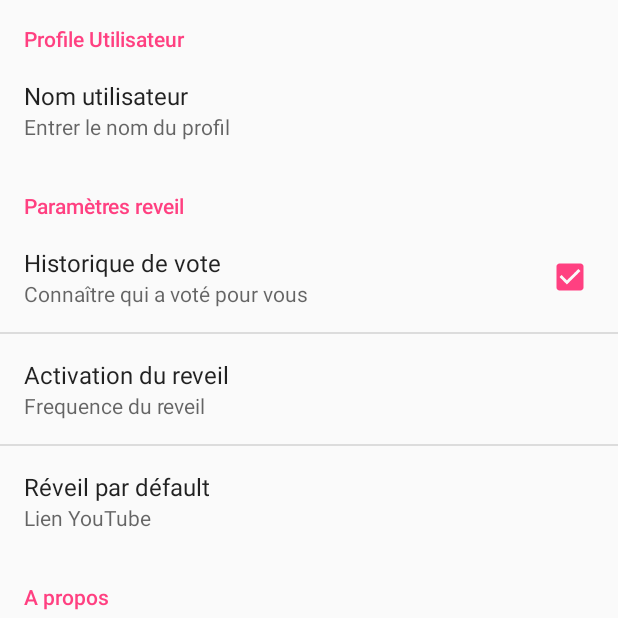
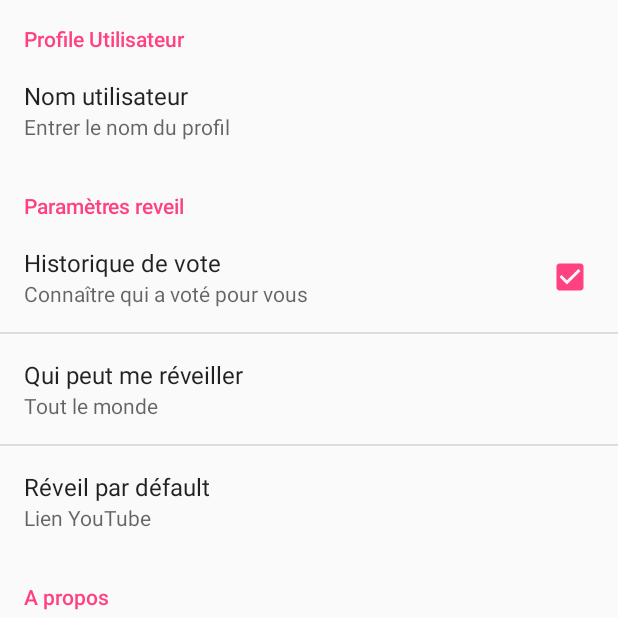
Before and after one commit to Ektoplasma/WakeMeUp, an Android app: the SettingsActivity screen opened directly, with no data from a screen before it, after a tap on "Historique de vote", on a phone screen of 412 x 824 dp, the top half of it. Run offline under Robolectric (Android 15) with nearby library versions, the phone set to English and light mode, and no system bars.

Commit message:
Settings_page

```diff
--- a/app/build.gradle
+++ b/app/build.gradle
@@ -26,5 +26,5 @@ dependencies {
     compile 'com.android.support:design:24.0.0'
     compile files('libs/YouTubeAndroidPlayerApi.jar')
     compile 'com.google.android.gms:play-services-appindexing:8.1.0'
-    compile project(":volley")
+    compile 'com.android.volley:volley:1.0.0'
 }
--- a/app/src/main/java/com/wakemeup/ektoplasma/valou/wakemeup/SettingsActivity.java
+++ b/app/src/main/java/com/wakemeup/ektoplasma/valou/wakemeup/SettingsActivity.java
@@ -1,18 +1,53 @@
 package com.wakemeup.ektoplasma.valou.wakemeup;
 
+import android.content.SharedPreferences;
 import android.os.Bundle;
+import android.preference.EditTextPreference;
+import android.preference.ListPreference;
+import android.preference.Preference;
 import android.preference.PreferenceActivity;
 
 /**
  * Created by Valentin on 11/08/2016.
  */
-public class SettingsActivity extends PreferenceActivity {
+public class SettingsActivity extends PreferenceActivity implements
+        SharedPreferences.OnSharedPreferenceChangeListener {
 
     @Override
     public void onCreate(Bundle savedInstanceState) {
         super.onCreate(savedInstanceState);
 
         addPreferencesFromResource(R.xml.settings_screen);
+        SharedPreferences sp = getPreferenceScreen().getSharedPreferences();
+        EditTextPreference editTextPref = (EditTextPreference) findPreference("prefReveilDefault");
+        editTextPref
+                .setSummary(sp.getString("prefReveilDefault", "Lien YouTube"));
 
     }
+
+    protected void onResume() {
+        super.onResume();
+        getPreferenceScreen().getSharedPreferences()
+                .registerOnSharedPreferenceChangeListener(this);
+    }
+
+    protected void onPause() {
+        super.onPause();
+        getPreferenceScreen().getSharedPreferences()
+                .unregisterOnSharedPreferenceChangeListener(this);
+    }
+
+    public void onSharedPreferenceChanged(SharedPreferences sharedPreferences,
+                                          String key) {
+        Preference pref = findPreference(key);
+        if (pref instanceof EditTextPreference) {
+            EditTextPreference etp = (EditTextPreference) pref;
+            pref.setSummary(etp.getText());
+        }
+        else if (pref instanceof ListPreference) {
+            ListPreference listp = (ListPreference) pref;
+            pref.setSummary(listp.getEntry());
+        }
+    }
+
 }
--- a/app/src/main/res/values/arrays.xml
+++ b/app/src/main/res/values/arrays.xml
@@ -1,16 +1,14 @@
 <?xml version="1.0" encoding="utf-8"?>
 <resources>
-    <string-array name="syncFrequency">
-        <item name="1">Une fois</item>
-        <item name="7">Une fois par semaine</item>
-        <item name="3">Une fois par an</item>
-        <item name="0">Jamais (Activation manuelle)</item>
+    <string-array name="syncWhoWakeMe">
+        <item name="1">Tout le monde</item>
+        <item name="2">Mes amis</item>
+        <item name="3">Seulement moi</item>
     </string-array>
-    <string-array name="syncFrequencyValues">
+    <string-array name="syncWhoWakeMeValues">
         <item name="1">1</item>
-        <item name="7">7</item>
-        <item name="30">30</item>
-        <item name="0">0</item>
+        <item name="2">2</item>
+        <item name="3">3</item>
     </string-array>
 
 </resources>
--- a/app/src/main/res/values/strings.xml
+++ b/app/src/main/res/values/strings.xml
@@ -2,7 +2,8 @@
     <string name="app_name">WakeMeUp</string>
     <string name="action_settings">Settings</string>
     <string name="section_format">Hello World from section: %1$d</string>
-    <string name="hostname_server">valoulou.ddns.net</string>
+   <!-- <string name="hostname_server">valoulou.ddns.net</string>-->
+    <string name="hostname_server">192.168.45.72</string>
 
     <string name="menu_settings">Settings</string>
     <string name="title_activity_main">MainActivity</string>
@@ -10,8 +11,8 @@
 
     <string name="pref_history">Historique de vote</string>
     <string name="pref_history_summary">Connaître qui a voté pour vous</string>
-    <string name="pref_sync_frequency">Activation du reveil</string>
-    <string name="pref_sync_frequency_summary">Frequence du reveil</string>
+    <string name="pref_whowakeme">Qui peut me réveiller</string>
+    <string name="pref_whowakeme_summary">Autorisation</string>
     <string name="pref_user_name">Nom utilisateur</string>
     <string name="pref_user_name_summary">Entrer le nom du profil</string>
     <string name="pref_reveil_default">Réveil par défault</string>
--- a/app/src/main/res/xml/settings_screen.xml
+++ b/app/src/main/res/xml/settings_screen.xml
@@ -17,11 +17,12 @@
         </CheckBoxPreference>
 
         <ListPreference
-            android:key="prefSyncFrequency"
-            android:entries="@array/syncFrequency"
-            android:summary="@string/pref_sync_frequency_summary"
-            android:entryValues="@array/syncFrequencyValues"
-            android:title="@string/pref_sync_frequency" />
+            android:key="prefWhoWakeMe"
+            android:entries="@array/syncWhoWakeMe"
+            android:entryValues="@array/syncWhoWakeMeValues"
+            android:defaultValue="1"
+            android:summary="Tout le monde"
+            android:title="@string/pref_whowakeme" />
 
         <EditTextPreference
             android:title="@string/pref_reveil_default"
```
